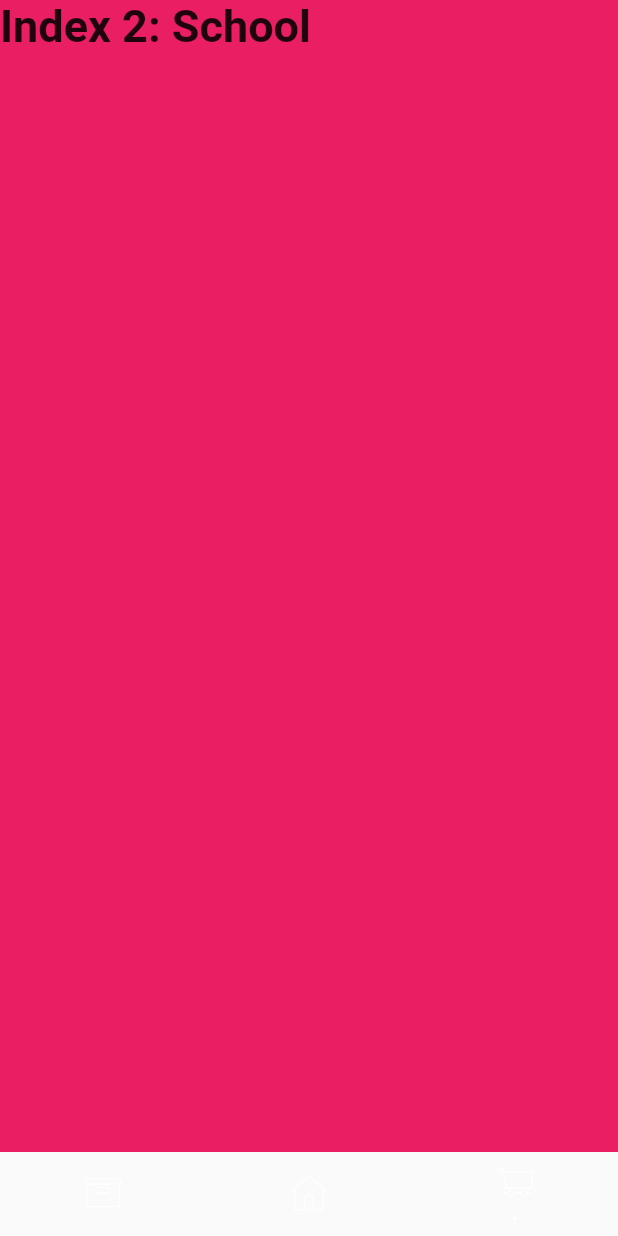
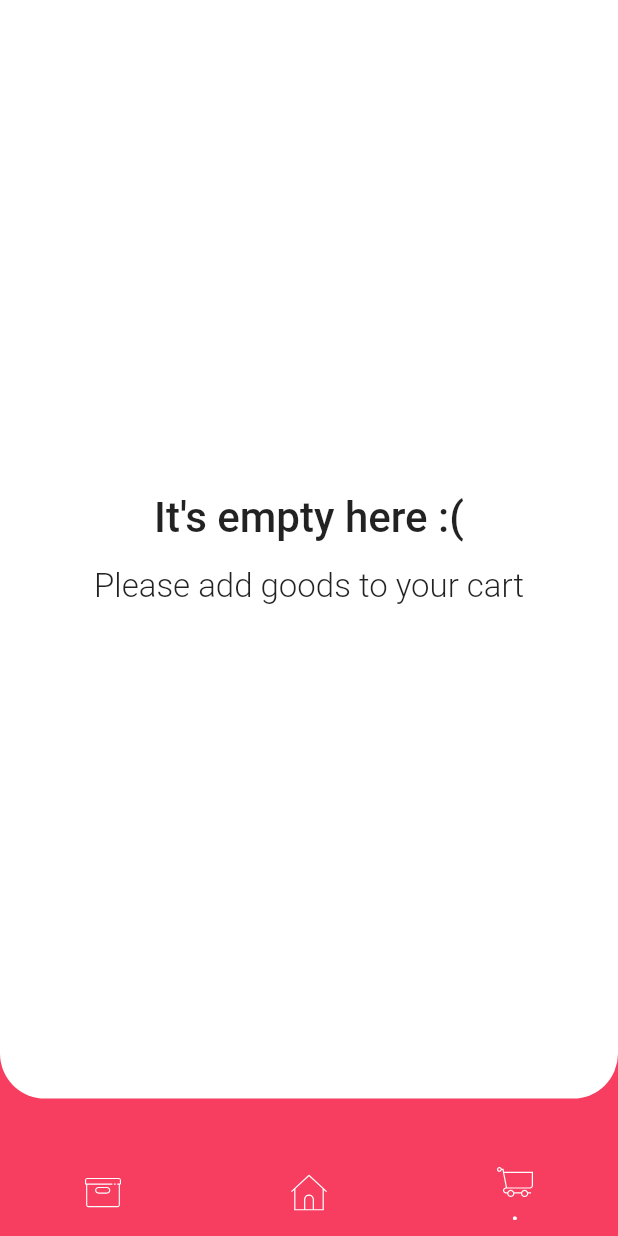
Before and after one commit to ann-who/flutter_course, a Flutter app: the screen it shows after launch, item 3 of the bottom bar chosen, on a phone screen of 412 x 824 dp. Run offline on Flutter 3.47's test engine with Material 2 defaults, Android fonts, the phone set to English and light mode, and no system bars; our stand-ins replace carousel_slider, dio, flutter_bloc, flutter_svg, freezed_annotation, get_it and 1 more.

Commit message:
Add initial UI for simple state management app

```diff
--- a/state_management/simple_state_management/lib/main.dart
+++ b/state_management/simple_state_management/lib/main.dart
@@ -1,6 +1,9 @@
 import 'package:flutter/material.dart';
+
+import 'package:simple_state_management/presentation_layer/cart/cart_page.dart';
 import 'package:simple_state_management/presentation_layer/catalog/catalog_page.dart';
-
+import 'package:simple_state_management/presentation_layer/corders/orders_page.dart';
+import 'package:simple_state_management/presentation_layer/utils/app_colors.dart';
 import 'package:simple_state_management/presentation_layer/utils/app_icons.dart';
 
 void main() {
@@ -15,7 +18,20 @@ class MyApp extends StatelessWidget {
     return MaterialApp(
       title: 'Flutter Demo',
       theme: ThemeData(
-        primarySwatch: Colors.pink,
+        colorScheme: ColorScheme.fromSwatch().copyWith(
+          secondary: AppColors.secondaryPink,
+        ),
+        bottomNavigationBarTheme: const BottomNavigationBarThemeData(
+          backgroundColor: AppColors.primaryPink,
+          elevation: 0.0,
+          selectedLabelStyle: TextStyle(fontWeight: FontWeight.w900),
+          showSelectedLabels: true,
+          showUnselectedLabels: false,
+          selectedItemColor: Colors.white,
+        ),
+        textTheme: const TextTheme(
+          bodyText1: TextStyle(fontSize: 24.0, fontWeight: FontWeight.w700),
+        ),
       ),
       home: const MyHomePage(title: 'Flutter Demo Home Page'),
     );
@@ -33,18 +49,11 @@ class MyHomePage extends StatefulWidget {
 
 class _MyHomePageState extends State<MyHomePage> {
   int _selectedIndex = 1;
-  static const TextStyle optionStyle =
-      TextStyle(fontSize: 30, fontWeight: FontWeight.bold);
-  static const List<Widget> _widgetOptions = <Widget>[
-    Text(
-      'Index 1: Business',
-      style: optionStyle,
-    ),
+
+  static const List<Widget> pages = <Widget>[
+    OrdersPage(),
     CatalogPage(),
-    Text(
-      'Index 2: School',
-      style: optionStyle,
-    ),
+    CartPage(),
   ];
 
   void _onItemTapped(int index) {
@@ -56,21 +65,9 @@ class _MyHomePageState extends State<MyHomePage> {
   @override
   Widget build(BuildContext context) {
     return Scaffold(
-      backgroundColor: Colors.pink,
-      body: _widgetOptions.elementAt(_selectedIndex),
-      bottomNavigationBar: Container(
-        decoration: BoxDecoration(
-            borderRadius: BorderRadius.circular(10),
-            gradient: LinearGradient(
-                begin: Alignment.centerLeft,
-                end: Alignment.centerRight,
-                colors: [Color(0xFFF85C60), Colors.black.withOpacity(.1)])),
-        child: BottomNavigationBar(
-          // backgroundColor: Colors.pink,
-          elevation: 0.0,
-          selectedLabelStyle: const TextStyle(fontWeight: FontWeight.w900),
-          showSelectedLabels: true,
-          showUnselectedLabels: false,
+      backgroundColor: AppColors.primaryPink,
+      body: pages.elementAt(_selectedIndex),
+      bottomNavigationBar: BottomNavigationBar(
         items: const <BottomNavigationBarItem>[
           BottomNavigationBarItem(
             icon: AppIcon(path: AppIconPath.orderIcon),
@@ -86,9 +83,7 @@ class _MyHomePageState extends State<MyHomePage> {
           ),
         ],
         currentIndex: _selectedIndex,
-          selectedItemColor: Colors.white,
         onTap: _onItemTapped,
-        ),
       ),
     );
   }
--- /dev/null
+++ b/state_management/simple_state_management/lib/presentation_layer/cart/cart_page.dart
@@ -0,0 +1,44 @@
+import 'package:flutter/material.dart';
+
+import 'package:simple_state_management/presentation_layer/utils/app_decorations.dart';
+import 'package:simple_state_management/presentation_layer/utils/app_icons.dart';
+
+class CartPage extends StatelessWidget {
+  const CartPage({Key? key}) : super(key: key);
+
+  @override
+  Widget build(BuildContext context) {
+    ScreenSize().init(context);
+    return const PageDecoration(
+      child: EmptyCart(),
+    );
+  }
+}
+
+class EmptyCart extends StatelessWidget {
+  const EmptyCart({
+    Key? key,
+  }) : super(key: key);
+
+  @override
+  Widget build(BuildContext context) {
+    return SizedBox(
+      width: ScreenSize.width,
+      height: ScreenSize.height * 0.85,
+      child: Column(
+        mainAxisAlignment: MainAxisAlignment.center,
+        children: [
+          const Text(
+            'It\'s empty here :(',
+            style: AppText.header1,
+          ),
+          SizedBox(height: Spacing.medium),
+          const Text(
+            'Please add goods to your cart',
+            style: AppText.header2,
+          ),
+        ],
+      ),
+    );
+  }
+}
--- /dev/null
+++ b/state_management/simple_state_management/lib/presentation_layer/utils/app_colors.dart
@@ -0,0 +1,6 @@
+import 'package:flutter/material.dart';
+
+class AppColors {
+  static const Color primaryPink = Color(0xFFF73E60);
+  static const Color secondaryPink = Color(0xFFF85C60);
+}
--- a/state_management/simple_state_management/lib/presentation_layer/utils/app_decorations.dart
+++ b/state_management/simple_state_management/lib/presentation_layer/utils/app_decorations.dart
@@ -38,3 +38,31 @@ class PageDecoration extends StatelessWidget {
     );
   }
 }
+
+class ScreenSize {
+  static double width = 1.0;
+  static double height = 1.0;
+
+  void init(BuildContext context) {
+    MediaQueryData mediaQueryData = MediaQuery.of(context);
+    width = mediaQueryData.size.width;
+    height = mediaQueryData.size.height;
+  }
+}
+
+class Spacing {
+  static double medium = 16.0;
+  static double height = 1.0;
+}
+
+abstract class AppText {
+  static const TextStyle header1 = TextStyle(
+    fontSize: 28.0,
+    fontWeight: FontWeight.w500,
+  );
+
+  static const TextStyle header2 = TextStyle(
+    fontSize: 22.0,
+    fontWeight: FontWeight.w300,
+  );
+}
```
Also changed, not shown: state_management/simple_state_management/lib/data_layer/models/skincare_model/skincare_model.dart (added, +21 -0 lines), state_management/simple_state_management/lib/presentation_layer/catalog/catalog_page.dart (+10 -10 lines), state_management/simple_state_management/lib/presentation_layer/corders/orders_page.dart (added, +44 -0 lines), state_management/simple_state_management/assets/cart.svg, state_management/simple_state_management/assets/home.svg, state_management/simple_state_management/assets/order.svg, state_management/simple_state_management/assets/search.svg, state_management/simple_state_management/lib/data_layer/models/skincare_model/skincare_model.freezed.dart (added), state_management/simple_state_management/lib/data_layer/models/skincare_model/skincare_model.g.dart (added), state_management/simple_state_management/lib/presentation_layer/utils/app_icons.dart (line endings or trailing spaces), 2 other files. Lines whose indentation alone changed are shown as unchanged.
